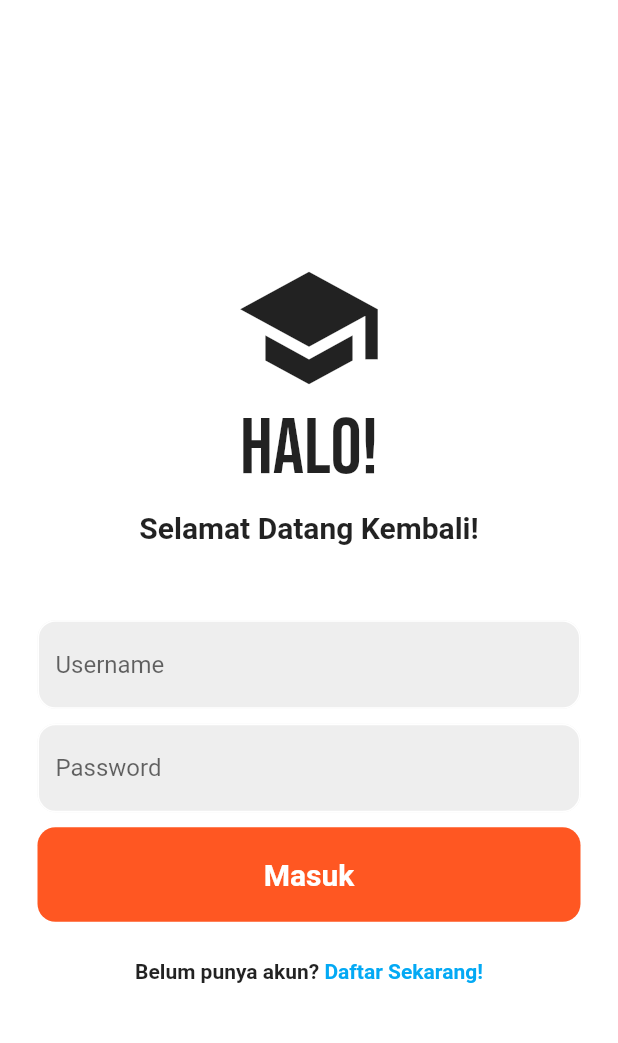
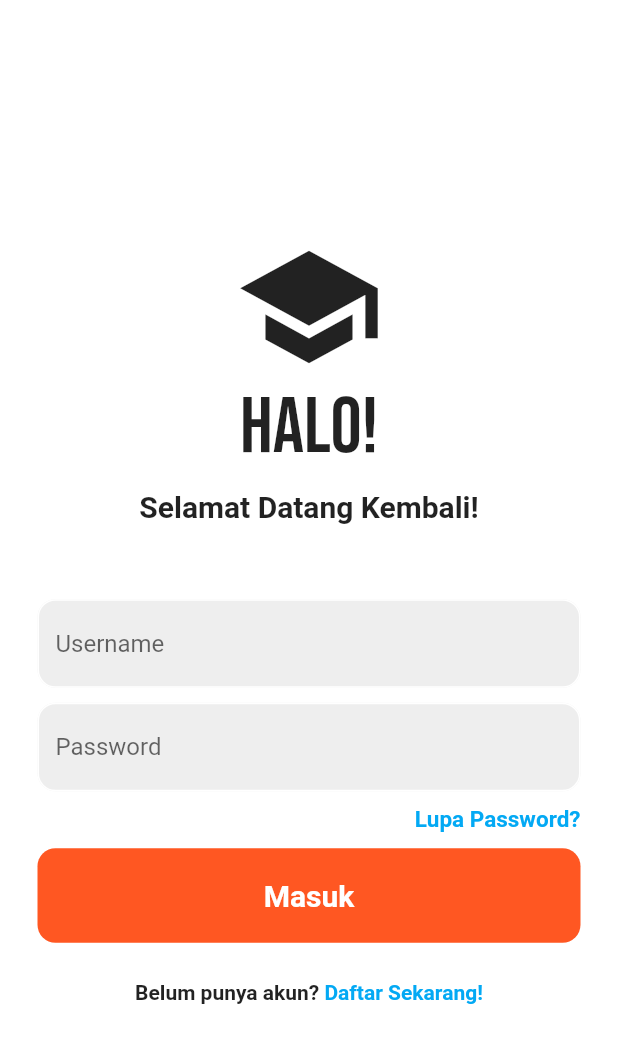
Before and after one commit to GalistaHaidir/UAS, a Flutter app: the screen it shows after launch, on a phone screen of 412 x 824 dp. Shown: the top 1043 px of the screen. Run offline on Flutter 3.47's test engine with Material 2 defaults, Android fonts, the phone set to English and light mode, and no system bars; our stand-ins replace firebase_auth, firebase_core, google_fonts; accounts and stored records are empty.

Commit message:
loginregistersudah

```diff
--- /dev/null
+++ b/lib/auth/auth_page.dart
@@ -0,0 +1,32 @@
+import 'package:aplikasi_ini/pages/login_page.dart';
+import 'package:aplikasi_ini/pages/register_page.dart';
+import 'package:flutter/material.dart';
+
+class AuthPage extends StatefulWidget {
+  const AuthPage({Key? key}) : super(key: key);
+
+  @override
+  State<AuthPage> createState() => _AuthPageState();
+}
+
+class _AuthPageState extends State<AuthPage> {
+  // inisialisasi
+  bool showLoginPage = true;
+
+  void toogleScreens() {
+    setState(() {
+      showLoginPage = !showLoginPage;
+    });
+  }
+
+  @override
+  Widget build(BuildContext context) {
+    if (showLoginPage) {
+      return LoginPage(showRegisterPage: toogleScreens);
+    } else {
+      return RegisterPage(
+        showLoginPage: toogleScreens,
+      );
+    }
+  }
+}
--- a/lib/main_page.dart
+++ b/lib/auth/main_page.dart
@@ -1,7 +1,7 @@
+import 'package:aplikasi_ini/auth/auth_page.dart';
 import 'package:firebase_auth/firebase_auth.dart';
 import 'package:flutter/material.dart';
-import 'home_page.dart';
-import 'login_page.dart';
+import '../pages/home_page.dart';
 
 class MainPage extends StatelessWidget {
   const MainPage({Key? key}) : super(key: key);
@@ -15,7 +15,7 @@ class MainPage extends StatelessWidget {
           if (snapshot.hasData) {
             return HomePage();
           } else {
-            return LoginPage();
+            return AuthPage();
           }
         },
       ),
--- a/lib/main.dart
+++ b/lib/main.dart
@@ -1,7 +1,7 @@
 import 'package:firebase_core/firebase_core.dart';
 import 'package:flutter/material.dart';
 import 'package:aplikasi_ini/firebase_options.dart';
-import 'package:aplikasi_ini/main_page.dart';
+import 'package:aplikasi_ini/auth/main_page.dart';
 
 void main() async {
   WidgetsFlutterBinding.ensureInitialized();
--- /dev/null
+++ b/lib/pages/login_page.dart
@@ -0,0 +1,215 @@
+import 'package:firebase_auth/firebase_auth.dart';
+import 'package:flutter/material.dart';
+import 'package:google_fonts/google_fonts.dart';
+
+import 'forgotpassword_page.dart';
+
+class LoginPage extends StatefulWidget {
+  final VoidCallback showRegisterPage;
+  const LoginPage({Key? key, required this.showRegisterPage}) : super(key: key);
+
+  @override
+  State<LoginPage> createState() => _LoginPageState();
+}
+
+class _LoginPageState extends State<LoginPage> {
+//controoller
+  final _nameController = TextEditingController();
+  final _passwordController = TextEditingController();
+
+  Future signIn() async {
+    await FirebaseAuth.instance.signInWithEmailAndPassword(
+      email: _nameController.text.trim(),
+      password: _passwordController.text.trim(),
+    );
+  }
+
+  @override
+  void dispose() {
+    _nameController.dispose();
+    _passwordController.dispose();
+    super.dispose();
+  }
+
+  @override
+  Widget build(BuildContext context) {
+    return Scaffold(
+      backgroundColor: Colors.white,
+      body: SafeArea(
+        child: Center(
+          child: SingleChildScrollView(
+            child: Column(
+              mainAxisAlignment: MainAxisAlignment.center,
+              children: [
+                Icon(
+                  Icons.school_sharp,
+                  size: 100,
+                ),
+
+                //halo
+                // ignore: prefer_const_constructors
+                Text(
+                  'Halo!',
+                  style: GoogleFonts.bebasNeue(
+                    fontSize: 52,
+                  ),
+                ),
+
+                SizedBox(
+                  height: 10,
+                ),
+
+                Text(
+                  'Selamat Datang Kembali!',
+                  style: TextStyle(
+                    fontWeight: FontWeight.bold,
+                    fontSize: 20,
+                  ),
+                ),
+
+                SizedBox(
+                  height: 50,
+                ),
+
+                //username
+                Padding(
+                  padding: const EdgeInsets.symmetric(horizontal: 25.0),
+                  child: TextField(
+                    controller: _nameController,
+                    decoration: InputDecoration(
+                      enabledBorder: OutlineInputBorder(
+                        borderSide: BorderSide(color: Colors.white),
+                        borderRadius: BorderRadius.circular(12),
+                      ),
+                      focusedBorder: OutlineInputBorder(
+                        borderSide: BorderSide(color: Colors.deepOrange),
+                        borderRadius: BorderRadius.circular(12),
+                      ),
+                      hintText: 'Username',
+                      fillColor: Colors.grey[200],
+                      filled: true,
+                    ),
+                  ),
+                ),
+
+                SizedBox(
+                  height: 10,
+                ),
+
+                //password
+                Padding(
+                  padding: const EdgeInsets.symmetric(horizontal: 25.0),
+                  child: TextField(
+                    obscureText: true,
+                    controller: _passwordController,
+                    decoration: InputDecoration(
+                      enabledBorder: OutlineInputBorder(
+                        borderSide: BorderSide(color: Colors.white),
+                        borderRadius: BorderRadius.circular(12),
+                      ),
+                      focusedBorder: OutlineInputBorder(
+                        borderSide: BorderSide(color: Colors.deepOrange),
+                        borderRadius: BorderRadius.circular(12),
+                      ),
+                      hintText: 'Password',
+                      fillColor: Colors.grey[200],
+                      filled: true,
+                    ),
+                  ),
+                ),
+
+                SizedBox(
+                  height: 10,
+                ),
+
+                //lupa password
+                Padding(
+                  padding: const EdgeInsets.symmetric(horizontal: 25.0),
+                  child: Row(
+                    mainAxisAlignment: MainAxisAlignment.end,
+                    children: [
+                      GestureDetector(
+                        onTap: () {
+                          Navigator.push(context,
+                              MaterialPageRoute(builder: (context) {
+                            return ForgotPasswordPage();
+                          }));
+                        },
+                        child: Text(
+                          'Lupa Password?',
+                          style: TextStyle(
+                            color: Colors.lightBlue,
+                            fontWeight: FontWeight.bold,
+                            fontSize: 15,
+                          ),
+                        ),
+                      ),
+                    ],
+                  ),
+                ),
+
+                SizedBox(
+                  height: 10,
+                ),
+
+                //masukbutton
+                Padding(
+                  padding: const EdgeInsets.symmetric(horizontal: 25.0),
+                  child: GestureDetector(
+                    child: GestureDetector(
+                      onTap: signIn,
+                      child: Container(
+                        padding: EdgeInsets.all(
+                          20,
+                        ),
+                        decoration: BoxDecoration(
+                          color: Colors.deepOrange,
+                          borderRadius: BorderRadius.circular(12),
+                        ),
+                        child: Center(
+                          child: Text(
+                            'Masuk',
+                            style: TextStyle(
+                              color: Colors.white,
+                              fontWeight: FontWeight.bold,
+                              fontSize: 20,
+                            ),
+                          ),
+                        ),
+                      ),
+                    ),
+                  ),
+                ),
+
+                SizedBox(
+                  height: 25,
+                ),
+
+                //register
+                Row(
+                  mainAxisAlignment: MainAxisAlignment.center,
+                  children: [
+                    Text(
+                      'Belum punya akun?',
+                      style: TextStyle(fontWeight: FontWeight.bold),
+                    ),
+                    GestureDetector(
+                      onTap: widget.showRegisterPage,
+                      child: Text(
+                        ' Daftar Sekarang!',
+                        style: TextStyle(
+                          color: Colors.lightBlue,
+                          fontWeight: FontWeight.bold,
+                        ),
+                      ),
+                    )
+                  ],
+                ),
+              ],
+            ),
+          ),
+        ),
+      ),
+    );
+  }
+}
```
Also changed, not shown: lib/pages/forgotpassword_page.dart (added, +95 -0 lines), lib/pages/register_page.dart (renamed from lib/login_page.dart, +67 -21 lines), lib/pages/home_page.dart (renamed from lib/home_page.dart).
